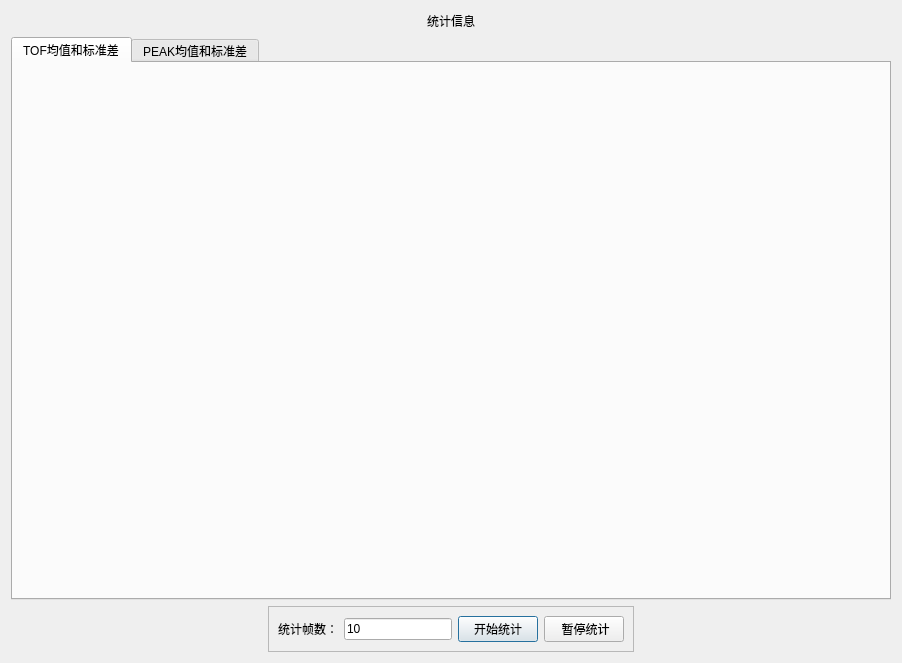
Qt form statisticsdialog.ui (heathen557/4320_USB_demo) before a commit.
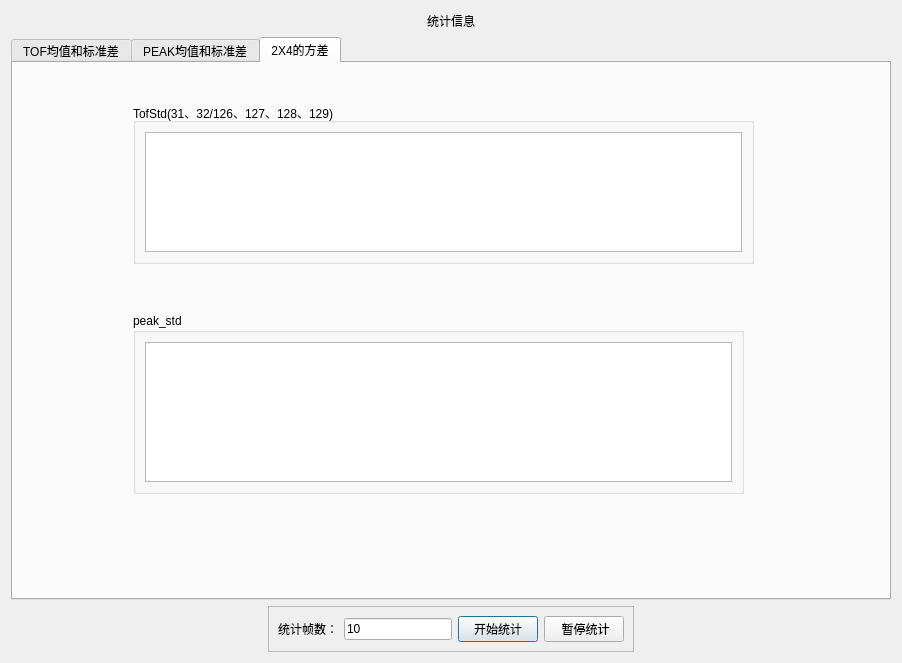
The same form after that commit. Icons and pictures are not drawn.

Commit message:
1、当前的处理步骤： （1） 接收原始的tof、peak值； （2） peak 的卡尔曼滤波（可选）； （3） 通过peak对tof值进行pileUp校正； （4） tof值的卡尔曼滤波算法； （5） 将此时的tof、peak值赋值为srcTof,srcPeak(中值滤波)   ,lineMean_tof，lineMean_peak(行 间的平均)； （6） tof转换为三维空间坐标x,y,z,自动校准的时候会用到 （7） 接收完完整一帧之后，根据选择来进行选择显示 完整行、两行取平均、三行取平均；之后转换为三维点云数据；保存数据根据用户选择来决定保存全部、 减半、三分之一；
2、下一步添加中值滤波算法

```diff
--- a/statisticsdialog.ui
+++ b/statisticsdialog.ui
@@ -61,7 +61,7 @@
    <item row="1" column="0">
     <widget class="QTabWidget" name="tabWidget">
      <property name="currentIndex">
-      <number>0</number>
+      <number>2</number>
      </property>
      <widget class="QWidget" name="tab">
       <attribute name="title">
@@ -123,6 +123,47 @@
        </item>
       </layout>
      </widget>
+     <widget class="QWidget" name="tab_3">
+      <attribute name="title">
+       <string>2X4的方差</string>
+      </attribute>
+      <widget class="QGroupBox" name="groupBox">
+       <property name="geometry">
+        <rect>
+         <x>120</x>
+         <y>40</y>
+         <width>621</width>
+         <height>161</height>
+        </rect>
+       </property>
+       <property name="title">
+        <string>TofStd(31、32/126、127、128、129)</string>
+       </property>
+       <layout class="QGridLayout" name="gridLayout_5">
+        <item row="0" column="0">
+         <widget class="QPlainTextEdit" name="tof_std_plainTextEdit"/>
+        </item>
+       </layout>
+      </widget>
+      <widget class="QGroupBox" name="groupBox_2">
+       <property name="geometry">
+        <rect>
+         <x>120</x>
+         <y>250</y>
+         <width>611</width>
+         <height>181</height>
+        </rect>
+       </property>
+       <property name="title">
+        <string>peak_std</string>
+       </property>
+       <layout class="QGridLayout" name="gridLayout_6">
+        <item row="0" column="0">
+         <widget class="QPlainTextEdit" name="peak_std_plainTextEdit"/>
+        </item>
+       </layout>
+      </widget>
+     </widget>
     </widget>
    </item>
    <item row="2" column="0">
```
The commit also changes 9 other files.
